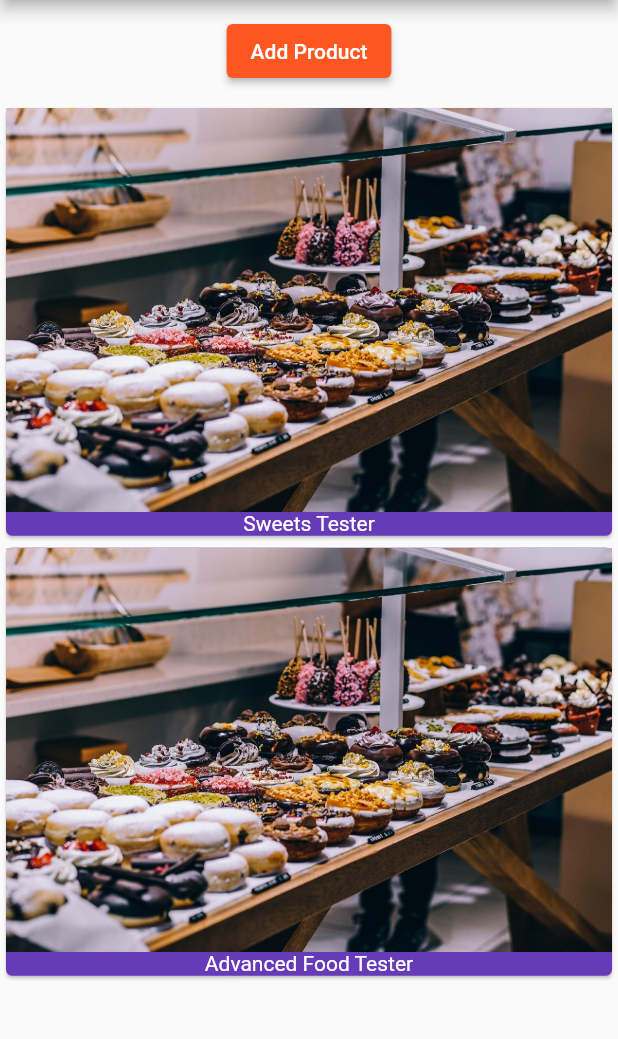
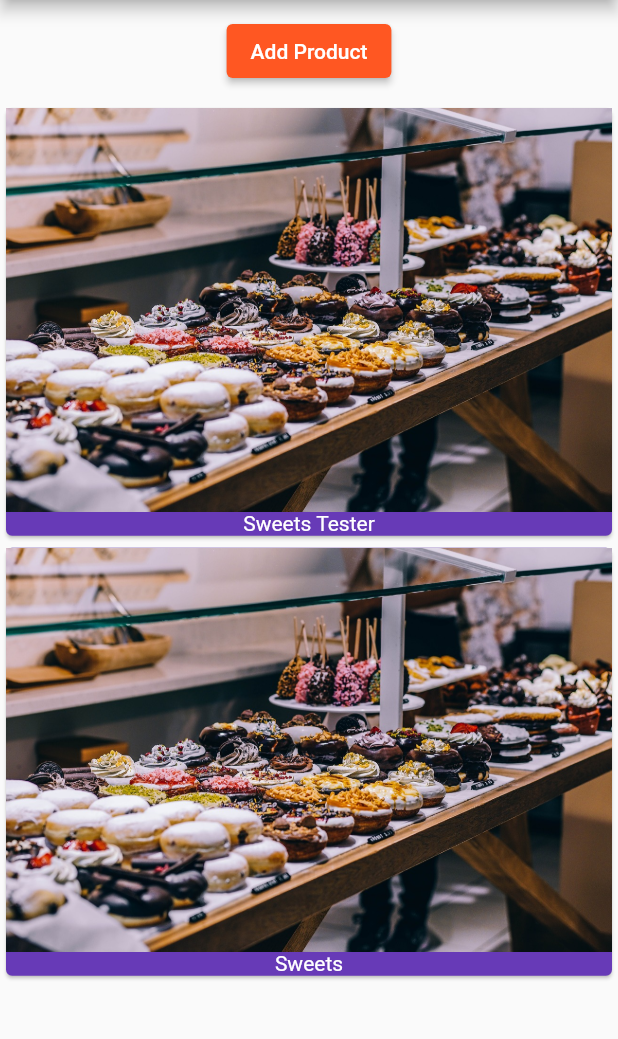
Before and after one commit to BNorelden/flutter_course, a Flutter app: the screen it shows after launch, after a tap on "Add Product", on a phone screen of 412 x 824 dp, the part 84-1123 px from its top. Run offline on Flutter 3.47's test engine with Material 2 defaults, Android fonts, the phone set to English and light mode, and no system bars.

Commit message:
button class and commented debugging tools in main

```diff
--- /dev/null
+++ b/lib/products_control.dart
@@ -0,0 +1,18 @@
+import 'package:flutter/material.dart';
+
+class ProductControl extends StatelessWidget {
+  final Function addProduct;
+
+  ProductControl(this.addProduct);
+
+  @override
+  Widget build(BuildContext context) {
+    return ElevatedButton(
+      //replaced RaisedButton since it is deprecated already https://stackoverflow.com/questions/53531830/the-methods-raisedbutton-isnt-defined
+      onPressed: () {
+        addProduct('Sweets');
+      },
+      child: const Text('Add Product'),
+    );
+  }
+}
--- a/lib/products_manager.dart
+++ b/lib/products_manager.dart
@@ -1,6 +1,7 @@
 import 'package:flutter/material.dart';
 
 import './products.dart';
+import './products_control.dart';
 
 class ProductManager extends StatefulWidget {
   final String startingProduct; //how to get this from point a
@@ -35,6 +36,13 @@ class _ProductManagerState extends State<ProductManager> {
     super.didUpdateWidget(oldWidget);
   }
 
+  void _addProduct(String product) {
+    setState(() {
+      _products.add(product);
+      print(_products);
+    });
+  }
+
   @override
   Widget build(BuildContext context) {
     print('[ProductsManager State] build()');
@@ -42,18 +50,10 @@ class _ProductManagerState extends State<ProductManager> {
       children: [
         Container(
           margin: const EdgeInsets.all(10.0),
-          child: ElevatedButton(
-            //replaced RaisedButton since it is deprecated already https://stackoverflow.com/questions/53531830/the-methods-raisedbutton-isnt-defined
-            onPressed: () {
-              setState(() {
-                _products.add('Advanced Food Tester');
-                // print(_products);
-              });
-            },
-            child: const Text('Add Product'),
-          ),
+          child: ProductControl(_addProduct),
         ),
-        Products(_products)
+        Products(
+            _products) // _products would make it empty since I made products empty []
       ],
     );
   }
```
Also changed, not shown: lib/main.dart (+11 -0 lines).
